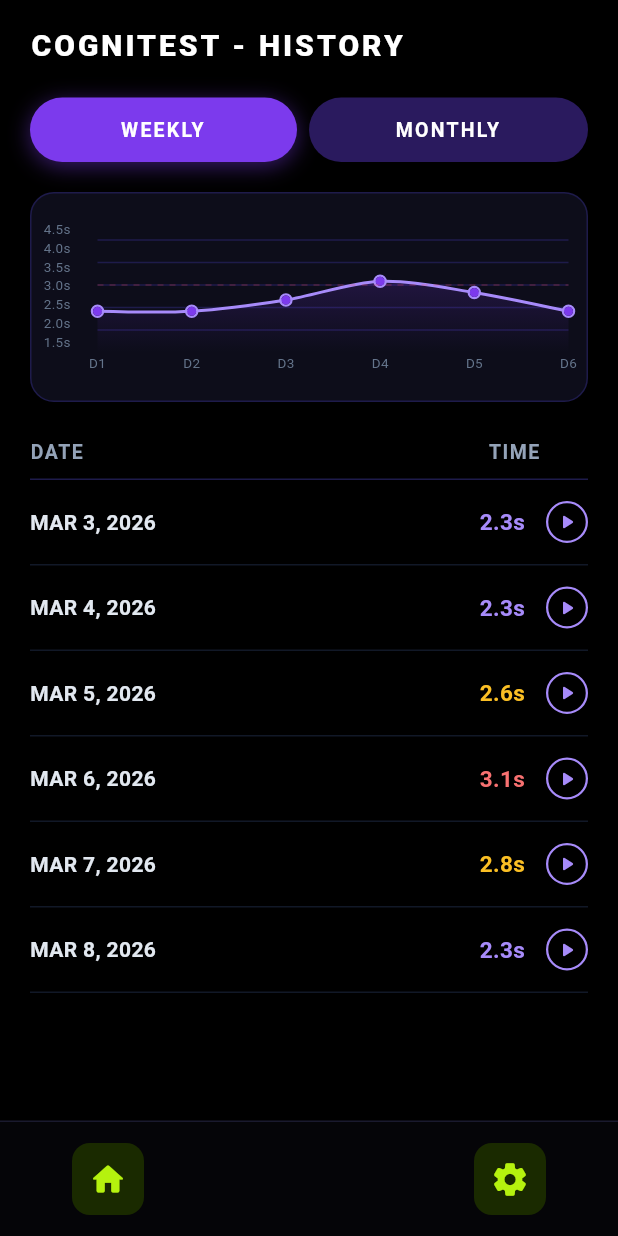
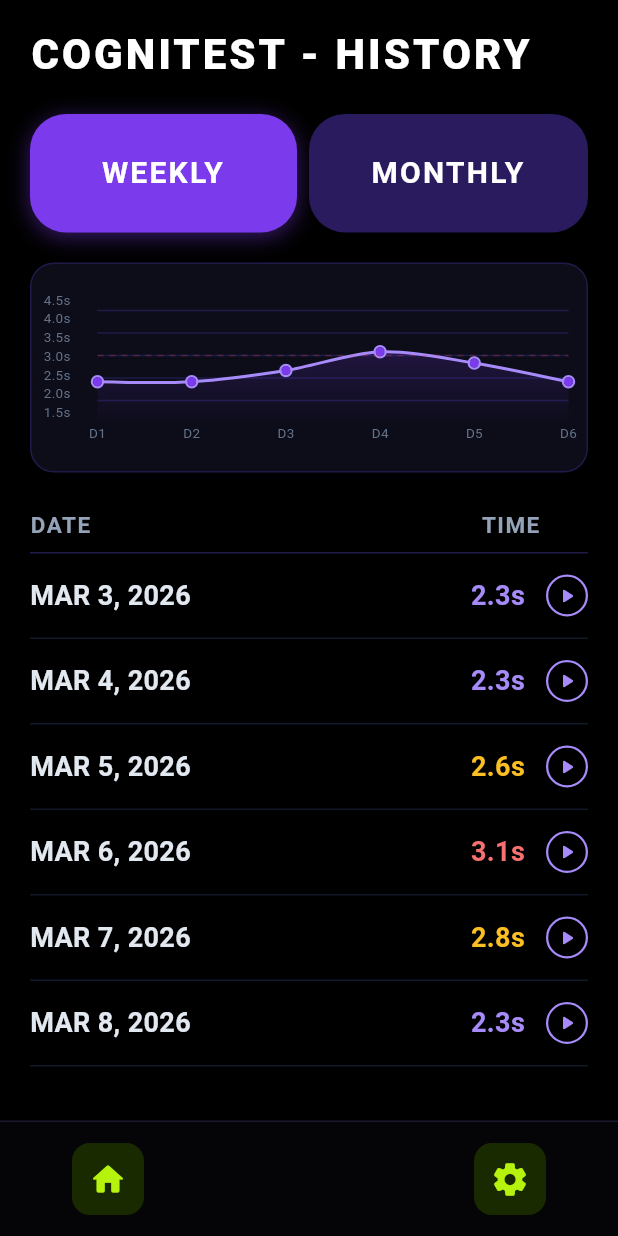
Before and after one commit to fatemaezzzi/neuroguard, a Flutter app: the screen it shows after launch, on a phone screen of 412 x 824 dp. Run offline on Flutter 3.47's test engine with Material 3 defaults, Android fonts, the phone set to English and light mode, and no system bars; drawn by our look-alikes of fl_chart; our stand-ins replace google_fonts, permission_handler; Roboto replaces fonts that are missing (MicrosoftSanSerifBold).

Commit message:
Cognitest History Screen

```diff
--- a/lib/features/caregiver/cognitest_history_screen.dart
+++ b/lib/features/caregiver/cognitest_history_screen.dart
@@ -95,8 +95,9 @@ class _CogniTestHistoryScreenState extends State<CogniTestHistoryScreen> {
       'COGNITEST - HISTORY',
       style: TextStyle(
         color: Colors.white,
-        fontSize: 20,
-        fontWeight: FontWeight.w800,
+        fontSize: 28,
+        fontFamily: 'MicrosoftSanSerifBold',
+        fontWeight: FontWeight.w900,
         letterSpacing: 2,
       ),
     );
@@ -117,7 +118,7 @@ class _CogniTestHistoryScreenState extends State<CogniTestHistoryScreen> {
               }),
               child: AnimatedContainer(
                 duration: const Duration(milliseconds: 200),
-                padding: const EdgeInsets.symmetric(vertical: 12),
+                padding: const EdgeInsets.symmetric(vertical: 25),
                 decoration: BoxDecoration(
                   color: isActive ? _purple : _purpleDim,
                   borderRadius: BorderRadius.circular(24),
@@ -137,7 +138,8 @@ class _CogniTestHistoryScreenState extends State<CogniTestHistoryScreen> {
                   style: const TextStyle(
                     color: Colors.white,
                     fontWeight: FontWeight.w700,
-                    fontSize: 13,
+                    fontFamily: 'Roboto',
+                    fontSize: 20,
                     letterSpacing: 1.5,
                   ),
                 ),
@@ -294,7 +296,7 @@ class _CogniTestHistoryScreenState extends State<CogniTestHistoryScreen> {
                 style: TextStyle(
                   color: _textMuted,
                   fontWeight: FontWeight.w700,
-                  fontSize: 13,
+                  fontSize: 15,
                   letterSpacing: 1,
                 ),
               ),
@@ -306,7 +308,7 @@ class _CogniTestHistoryScreenState extends State<CogniTestHistoryScreen> {
                   style: TextStyle(
                     color: _textMuted,
                     fontWeight: FontWeight.w700,
-                    fontSize: 13,
+                    fontSize: 15,
                     letterSpacing: 1,
                   ),
                 ),
@@ -353,7 +355,7 @@ class _CogniTestHistoryScreenState extends State<CogniTestHistoryScreen> {
                               style: const TextStyle(
                                 color: _textPrimary,
                                 fontWeight: FontWeight.w600,
-                                fontSize: 14,
+                                fontSize: 18,
                               ),
                             ),
                             if (isSelected) ...[
@@ -362,7 +364,7 @@ class _CogniTestHistoryScreenState extends State<CogniTestHistoryScreen> {
                                 'Avg hover time: ${value.toStringAsFixed(1)}s',
                                 style: const TextStyle(
                                   color: _purple,
-                                  fontSize: 11,
+                                  fontSize: 18,
                                   letterSpacing: 0.4,
                                 ),
                               ),
@@ -375,7 +377,7 @@ class _CogniTestHistoryScreenState extends State<CogniTestHistoryScreen> {
                         style: TextStyle(
                           color: _timeColor(value),
                           fontWeight: FontWeight.w700,
-                          fontSize: 15,
+                          fontSize: 18,
                         ),
                       ),
                       const SizedBox(width: 14),
```
